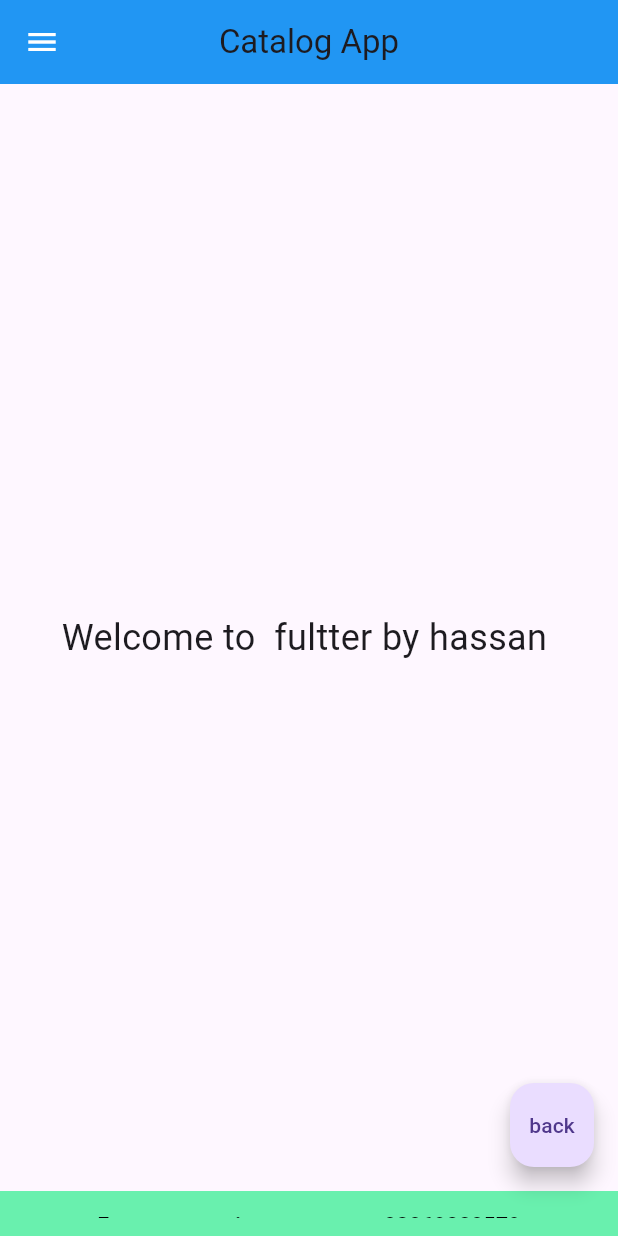
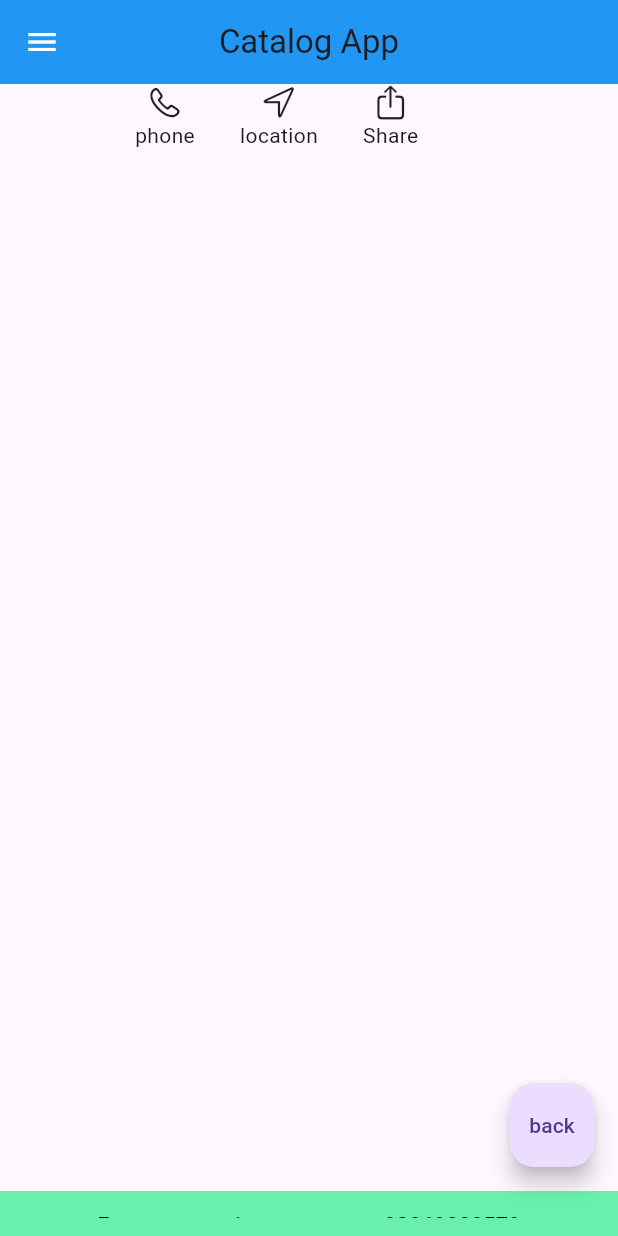
Before and after one commit to Hassan-9526/Flutter_vscode, a Flutter app: the screen it shows after launch, on a phone screen of 412 x 824 dp. Run offline on Flutter 3.47's test engine with Material 3 defaults, Android fonts, the phone set to English and light mode, and no system bars; our stand-ins replace google_fonts.

Commit message:
day 10 completed

```diff
--- a/flutter_application_1/lib/pages/Home_page.dart
+++ b/flutter_application_1/lib/pages/Home_page.dart
@@ -1,3 +1,4 @@
+import 'package:flutter/cupertino.dart';
 import 'package:flutter/gestures.dart';
 import 'package:flutter/material.dart';
 import 'package:flutter_application_1/main.dart';
@@ -17,14 +18,52 @@ class HomePage extends StatelessWidget {
       appBar: AppBar(
         title: Text("Catalog App"),
       ),
+      // body: Center(
+      //   child: Container(
+      //     child: Text(
+      //       "Welcome to  fultter by $name ",
+      //       style: TextStyle(fontSize: 24.0),
+      //     ),
+      //   ),
+      // ),
       body: Center(
         child: Container(
-          child: Text(
-            "Welcome to  fultter by $name ",
-            style: TextStyle(fontSize: 24.0),
+          child: Row(
+            children: [
+              SizedBox(
+                width: 90,
+              ),
+              Column(
+                children: [
+                  Icon(CupertinoIcons.phone),
+                  Container(child: Text("phone"))
+                ],
+              ),
+              SizedBox(
+                height: 30,
+                width: 30,
+              ),
+              Column(
+                children: [
+                  Icon(CupertinoIcons.location),
+                  Container(child: Text("location"))
+                ],
+              ),
+              SizedBox(
+                height: 30,
+                width: 30,
+              ),
+              Column(
+                children: [
+                  Icon(CupertinoIcons.share),
+                  Container(child: Text("Share"))
+                ],
+              )
+            ],
           ),
         ),
       ),
+
       floatingActionButton: FloatingActionButton(
         child: Text("back"),
         onPressed: () {
```
